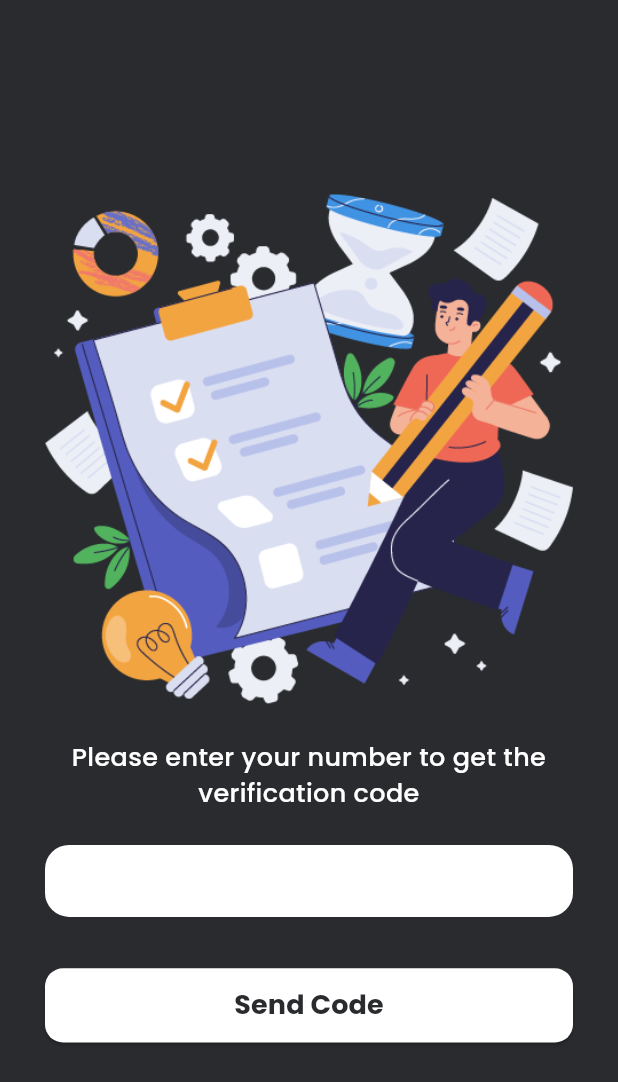
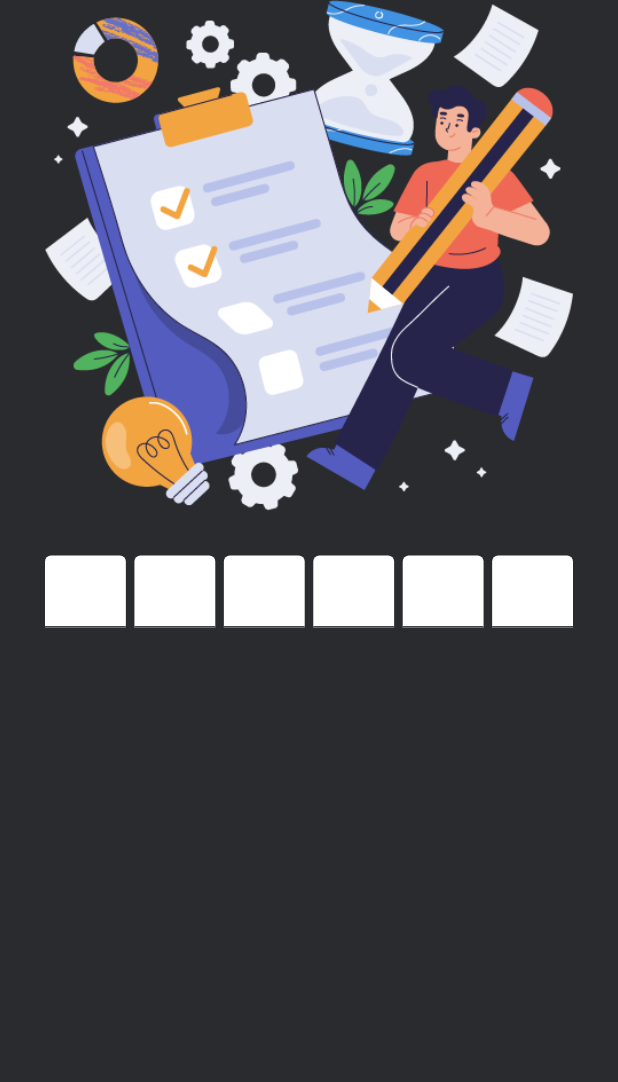
Before and after one commit to fidelisnwabisi/todo_app, a Flutter app: the SignInScreen screen opened directly, after a tap on "Send Code", on a phone screen of 412 x 824 dp. Shown: the top 1082 px of the screen. Run offline on Flutter 3.47's test engine with Material 2 defaults, Android fonts, the phone set to English and light mode, and no system bars; our stand-ins replace flutter_screenutil, flutter_vector_icons, google_fonts, smooth_page_indicator.

Commit message:
added OTP verification screen

```diff
--- /dev/null
+++ b/lib/features/authentication/views/otp_verification_screen.dart
@@ -0,0 +1,84 @@
+import 'package:flutter/material.dart';
+import 'package:flutter_screenutil/flutter_screenutil.dart';
+import 'package:todo_app/core/common/widgets/round_button.dart';
+import 'package:todo_app/core/common/widgets/white_space.dart';
+import 'package:todo_app/core/res/colours.dart';
+import 'package:todo_app/core/res/image_res.dart';
+
+class OTPVerificationScreen extends StatelessWidget {
+  const OTPVerificationScreen({super.key});
+
+  @override
+  Widget build(BuildContext context) {
+    return Scaffold(
+      body: SafeArea(
+        child: Padding(
+          padding: const EdgeInsets.symmetric(horizontal: 30),
+          child: Column(
+            children: [
+              Image.asset(ImageRes.todo),
+              const WhiteSpace(height: 26),
+              const Row(
+                children: [
+                  Expanded(
+                    child: TextField(
+                      decoration: InputDecoration(
+                        filled: true,
+                        fillColor: Colours.light,
+                      ),
+                    ),
+                  ),
+                  WhiteSpace(width: 5),
+                  Expanded(
+                    child: TextField(
+                      decoration: InputDecoration(
+                        filled: true,
+                        fillColor: Colours.light,
+                      ),
+                    ),
+                  ),
+                  WhiteSpace(width: 5),
+                  Expanded(
+                    child: TextField(
+                      decoration: InputDecoration(
+                        filled: true,
+                        fillColor: Colours.light,
+                      ),
+                    ),
+                  ),
+                  WhiteSpace(width: 5),
+                  Expanded(
+                    child: TextField(
+                      decoration: InputDecoration(
+                        filled: true,
+                        fillColor: Colours.light,
+                      ),
+                    ),
+                  ),
+                  WhiteSpace(width: 5),
+                  Expanded(
+                    child: TextField(
+                      decoration: InputDecoration(
+                        filled: true,
+                        fillColor: Colours.light,
+                      ),
+                    ),
+                  ),
+                  WhiteSpace(width: 5),
+                  Expanded(
+                    child: TextField(
+                      decoration: InputDecoration(
+                        filled: true,
+                        fillColor: Colours.light,
+                      ),
+                    ),
+                  ),
+                ],
+              )
+            ],
+          ),
+        ),
+      ),
+    );
+  }
+}
--- a/lib/features/authentication/views/sign_in_screen.dart
+++ b/lib/features/authentication/views/sign_in_screen.dart
@@ -4,6 +4,7 @@ import 'package:todo_app/core/common/widgets/round_button.dart';
 import 'package:todo_app/core/common/widgets/white_space.dart';
 import 'package:todo_app/core/res/colours.dart';
 import 'package:todo_app/core/res/image_res.dart';
+import 'package:todo_app/features/authentication/views/otp_verification_screen.dart';
 
 class SignInScreen extends StatelessWidget {
   const SignInScreen({super.key});
@@ -54,7 +55,14 @@ class SignInScreen extends StatelessWidget {
               const WhiteSpace(height: 30),
               RoundButton(
                 text: 'Send Code',
-                onPressed: () {},
+                onPressed: () {
+                  Navigator.push(
+                    context,
+                    MaterialPageRoute(
+                      builder: (_) => const OTPVerificationScreen(),
+                    ),
+                  );
+                },
               )
             ],
           ),
--- a/lib/features/on_boarding/views/widgets/second_page.dart
+++ b/lib/features/on_boarding/views/widgets/second_page.dart
@@ -24,7 +24,7 @@ class SecondPage extends StatelessWidget {
           RoundButton(
             text: "Login with Phone",
             onPressed: () {
-              Navigator.push(
+              Navigator.pushReplacement(
                 context,
                 MaterialPageRoute(
                   builder: (_) => const SignInScreen(),
```
Also changed, not shown: 1 other file.
